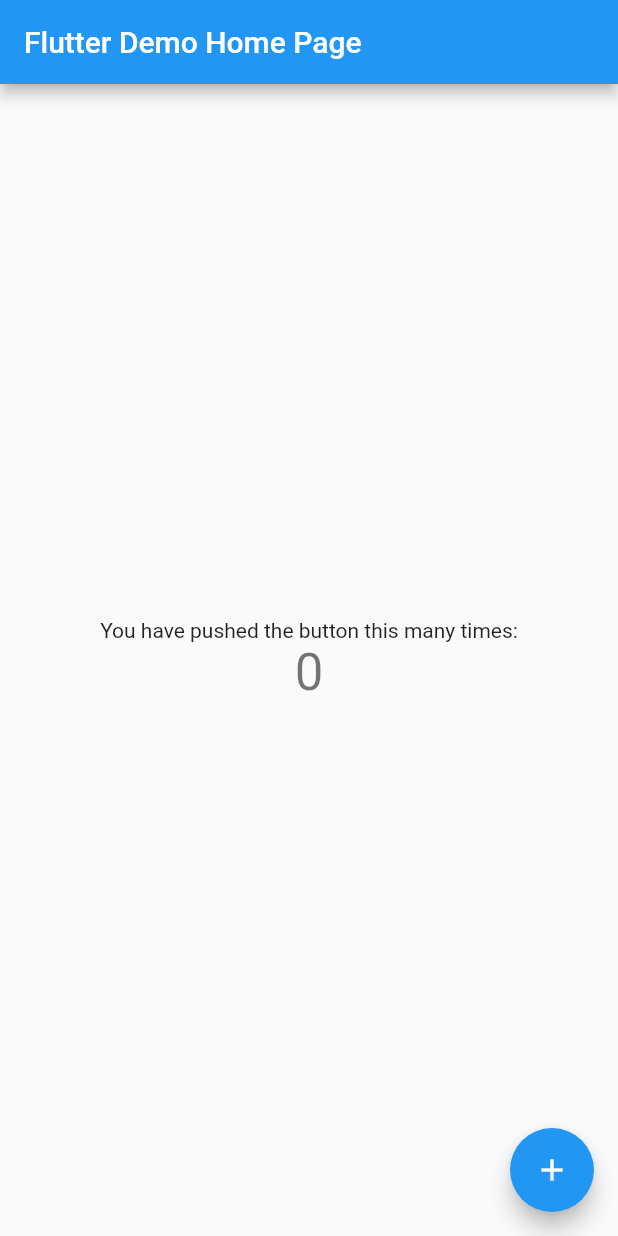
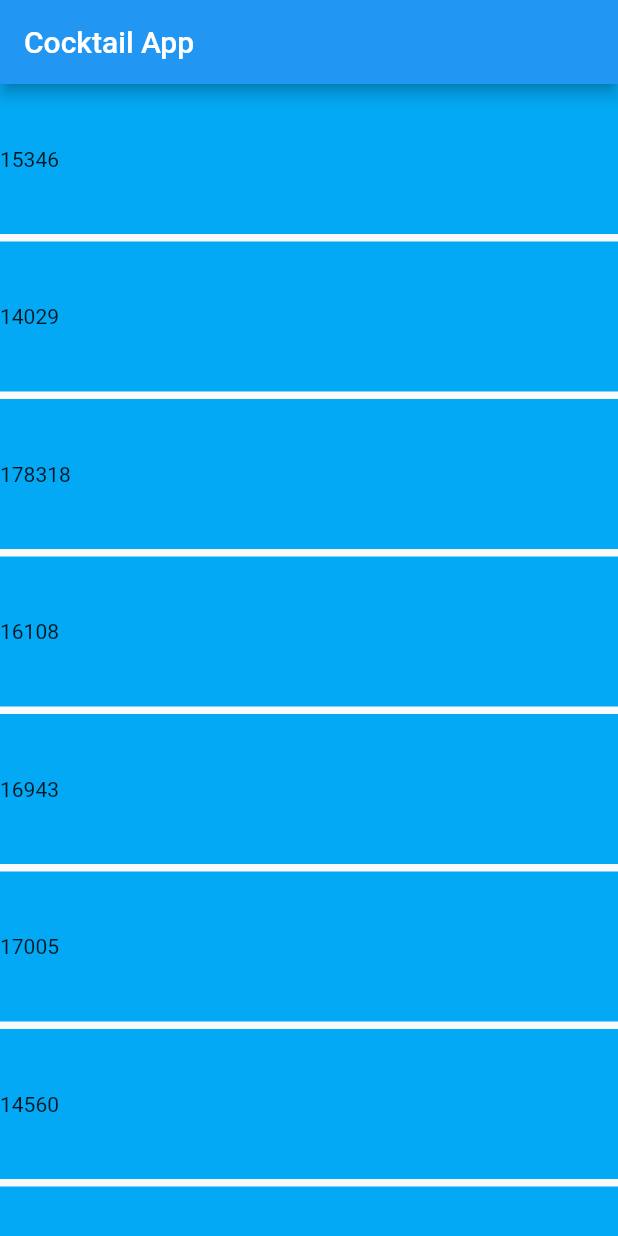
Before and after one commit to haseebzahid1/flutterkoktailapp, a Flutter app: the screen it shows after launch, on a phone screen of 412 x 824 dp. Run offline on Flutter 3.47's test engine with Material 2 defaults, Android fonts, the phone set to English and light mode, and no system bars.

Commit message:
listview has been created

```diff
--- a/lib/data/jsondata.dart
+++ b/lib/data/jsondata.dart
@@ -1,4 +1,4 @@
-class Cocktail {
+class JsonData {
   static String getAllCockTail() {
     return """
     {
--- a/lib/main.dart
+++ b/lib/main.dart
@@ -1,4 +1,5 @@
 import 'package:flutter/material.dart';
+import 'package:koktailapp/screens/cocktailScreen.dart';
 
 void main() {
   runApp(const MyApp());
@@ -11,105 +12,12 @@
   @override
   Widget build(BuildContext context) {
     return MaterialApp(
+      debugShowCheckedModeBanner: false,
       title: 'Flutter Demo',
       theme: ThemeData(
-        // This is the theme of your application.
-        //
-        // Try running your application with "flutter run". You'll see the
-        // application has a blue toolbar. Then, without quitting the app, try
-        // changing the primarySwatch below to Colors.green and then invoke
-        // "hot reload" (press "r" in the console where you ran "flutter run",
-        // or simply save your changes to "hot reload" in a Flutter IDE).
-        // Notice that the counter didn't reset back to zero; the application
-        // is not restarted.
         primarySwatch: Colors.blue,
       ),
-      home: const MyHomePage(title: 'Flutter Demo Home Page'),
+      home:  CocktailScreen(),
     );
   }
 }
-
-class MyHomePage extends StatefulWidget {
-  const MyHomePage({Key? key, required this.title}) : super(key: key);
-
-  // This widget is the home page of your application. It is stateful, meaning
-  // that it has a State object (defined below) that contains fields that affect
-  // how it looks.
-
-  // This class is the configuration for the state. It holds the values (in this
-  // case the title) provided by the parent (in this case the App widget) and
-  // used by the build method of the State. Fields in a Widget subclass are
-  // always marked "final".
-
-  final String title;
-
-  @override
-  State<MyHomePage> createState() => _MyHomePageState();
-}
-
-class _MyHomePageState extends State<MyHomePage> {
-  int _counter = 0;
-
-  void _incrementCounter() {
-    setState(() {
-      // This call to setState tells the Flutter framework that something has
-      // changed in this State, which causes it to rerun the build method below
-      // so that the display can reflect the updated values. If we changed
-      // _counter without calling setState(), then the build method would not be
-      // called again, and so nothing would appear to happen.
-      _counter++;
-    });
-  }
-
-  @override
-  Widget build(BuildContext context) {
-    // This method is rerun every time setState is called, for instance as done
-    // by the _incrementCounter method above.
-    //
-    // The Flutter framework has been optimized to make rerunning build methods
-    // fast, so that you can just rebuild anything that needs updating rather
-    // than having to individually change instances of widgets.
-    return Scaffold(
-      appBar: AppBar(
-        // Here we take the value from the MyHomePage object that was created by
-        // the App.build method, and use it to set our appbar title.
-        title: Text(widget.title),
-      ),
-      body: Center(
-        // Center is a layout widget. It takes a single child and positions it
-        // in the middle of the parent.
-        child: Column(
-          // Column is also a layout widget. It takes a list of children and
-          // arranges them vertically. By default, it sizes itself to fit its
-          // children horizontally, and tries to be as tall as its parent.
-          //
-          // Invoke "debug painting" (press "p" in the console, choose the
-          // "Toggle Debug Paint" action from the Flutter Inspector in Android
-          // Studio, or the "Toggle Debug Paint" command in Visual Studio Code)
-          // to see the wireframe for each widget.
-          //
-          // Column has various properties to control how it sizes itself and
-          // how it positions its children. Here we use mainAxisAlignment to
-          // center the children vertically; the main axis here is the vertical
-          // axis because Columns are vertical (the cross axis would be
-          // horizontal).
-          mainAxisAlignment: MainAxisAlignment.center,
-          children: <Widget>[
-            const Text(
-              'You have pushed the button this many times:',
-            ),
-            Text(
-              '$_counter',
-              style: Theme.of(context).textTheme.headline4,
-            ),
-          ],
-        ),
-      ),
-      floatingActionButton: FloatingActionButton(
-        onPressed: _incrementCounter,
-        tooltip: 'Increment',
-        child: const Icon(Icons.add),
-      ), // This trailing comma makes auto-formatting nicer for build methods.
-    );
-  }
-}
--- a/lib/modals/cocktail.dart
+++ b/lib/modals/cocktail.dart
@@ -1,78 +1,29 @@
-// To parse this JSON data, do
-//
-//     final cocktail = cocktailFromJson(jsonString);
 
-import 'dart:convert';
-
-Cocktail cocktailFromJson(String str) => Cocktail.fromJson(json.decode(str));
-
-String cocktailToJson(Cocktail data) => json.encode(data.toJson());
 
 class Cocktail {
-  Cocktail({
-    this.drinks,
-  });
-
-  List<Drink>? drinks;
-
-  factory Cocktail.fromJson(Map<String, dynamic> json) => Cocktail(
-    drinks: List<Drink>.from(json["drinks"].map((x) => Drink.fromJson(x))),
-  );
-
-  Map<String, dynamic> toJson() => {
-    "drinks": List<dynamic>.from(drinks!.map((x) => x.toJson())),
-  };
-}
-
-class Drink {
-  Drink({
-    this.strDrink,
-    this.strDrinkThumb,
-    this.idDrink,
-  });
 
   String? strDrink;
   String? strDrinkThumb;
   String? idDrink;
 
-  factory Drink.fromJson(Map<String, dynamic> json) => Drink(
-    strDrink: json["strDrink"],
-    strDrinkThumb: json["strDrinkThumb"],
-    idDrink: json["idDrink"],
-  );
+  Cocktail({
+      this.strDrink,
+      this.strDrinkThumb,
+      this.idDrink,});
 
-  Map<String, dynamic> toJson() => {
-    "strDrink": strDrink,
-    "strDrinkThumb": strDrinkThumb,
-    "idDrink": idDrink,
-  };
-}
+  Cocktail.fromJson(dynamic json) {
+    strDrink = json['strDrink'];
+    strDrinkThumb = json['strDrinkThumb'];
+    idDrink = json['idDrink'];
+  }
 
 
-// class Cocktail {
-//
-//   String? strDrink;
-//   String? strDrinkThumb;
-//   int? idDrink;
-//
-//   Cocktail({
-//       this.strDrink,
-//       this.strDrinkThumb,
-//       this.idDrink,});
-//
-//   Cocktail.fromJson(dynamic json) {
-//     strDrink = json['strDrink'];
-//     strDrinkThumb = json['strDrinkThumb'];
-//     idDrink = json['idDrink'];
-//   }
-//
-//
-//   Map<String, dynamic> toJson() {
-//     final map = <String, dynamic>{};
-//     map['strDrink'] = strDrink;
-//     map['strDrinkThumb'] = strDrinkThumb;
-//     map['idDrink'] = idDrink;
-//     return map;
-//   }
-//
-// }
+  Map<String, dynamic> toJson() {
+    final map = <String, dynamic>{};
+    map['strDrink'] = strDrink;
+    map['strDrinkThumb'] = strDrinkThumb;
+    map['idDrink'] = idDrink;
+    return map;
+  }
+
+}
--- /dev/null
+++ b/lib/screens/cocktailController.dart
@@ -0,0 +1,36 @@
+import 'dart:convert';
+
+import 'package:koktailapp/data/jsondata.dart';
+import 'package:koktailapp/modals/cocktail.dart';
+
+class CockTailController {
+
+ static List<Cocktail> getData(){
+   var response = jsonDecode(JsonData.getAllCockTail());
+   var dataa = response["drinks"];
+   List<Cocktail> cocktailList = [];
+   for(int i=0; i<dataa.length; i++){
+     cocktailList.add(Cocktail.fromJson(dataa[i]));
+   }
+   return cocktailList;
+ }
+
+
+ static List<Cocktail> getDataa(){
+   var response = jsonDecode(JsonData.getAllCockTail());
+   var dataa = response["drinks"];
+   List<Cocktail> cocktailList = [];
+
+   dataa.forEach( (e){
+     cocktailList.add(Cocktail.fromJson(e));
+   });
+
+   print(cocktailList);
+   return cocktailList;
+ }
+
+
+
+
+
+}
--- /dev/null
+++ b/lib/screens/cocktailScreen.dart
@@ -0,0 +1,37 @@
+import 'dart:convert';
+
+import 'package:flutter/material.dart';
+import 'package:koktailapp/data/jsondata.dart';
+import 'package:koktailapp/modals/cocktail.dart';
+import 'package:koktailapp/screens/cocktailController.dart';
+
+class CocktailScreen extends StatelessWidget {
+   CocktailScreen({Key? key}) : super(key: key);
+
+  @override
+  Widget build(BuildContext context) {
+   List<Cocktail> cocktail =  CockTailController.getDataa();
+    return Scaffold(
+      appBar: AppBar(title: Text("Cocktail App"),),
+      body: ListView.builder(
+        scrollDirection: Axis.vertical,
+        itemCount: cocktail.length,
+        itemBuilder: (context, index){
+          Cocktail data = cocktail[index];
+          return Container(
+            height: 100,
+            margin: EdgeInsets.only(bottom: 5.0),
+            decoration: BoxDecoration(
+              color: Colors.lightBlue
+            ),
+            child: Row(
+              children: [
+                Text("${data.idDrink}"),
+              ],
+            ),
+          );
+        }
+      ),
+    );
+  }
+}
```
